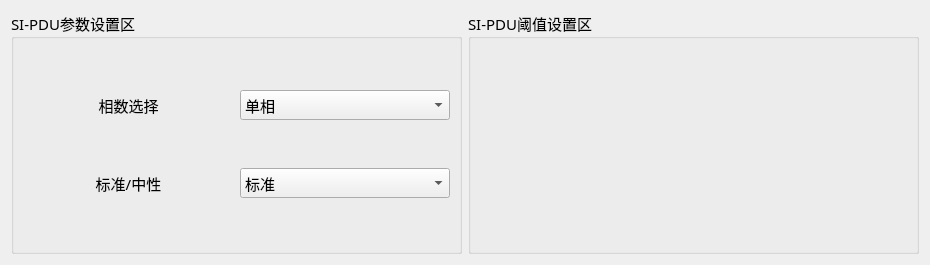
ChinaClever/PDU-Settings, file MasterCtrlSet/home/home_siwid.ui: the form before one commit.
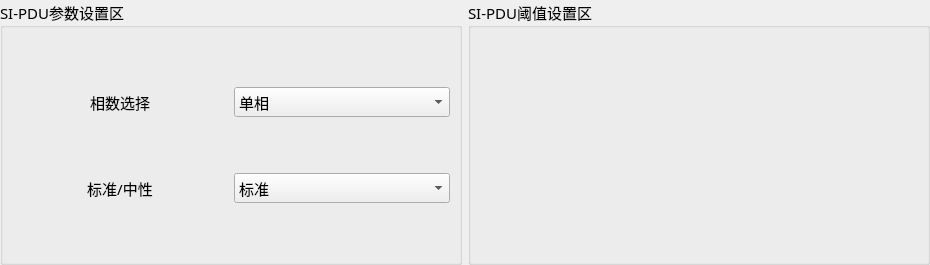
The form after the commit.

The edit to the form file:
```diff
--- a/MasterCtrlSet/home/home_siwid.ui
+++ b/MasterCtrlSet/home/home_siwid.ui
@@ -14,6 +14,18 @@
    <string>Form</string>
   </property>
   <layout class="QGridLayout" name="gridLayout_2">
+   <property name="leftMargin">
+    <number>0</number>
+   </property>
+   <property name="topMargin">
+    <number>0</number>
+   </property>
+   <property name="rightMargin">
+    <number>0</number>
+   </property>
+   <property name="bottomMargin">
+    <number>0</number>
+   </property>
    <item row="0" column="0">
     <widget class="QGroupBox" name="groupBox_2">
      <property name="font">
```
Left out of the diff: 5 changed lines with no effect on the pictures.
